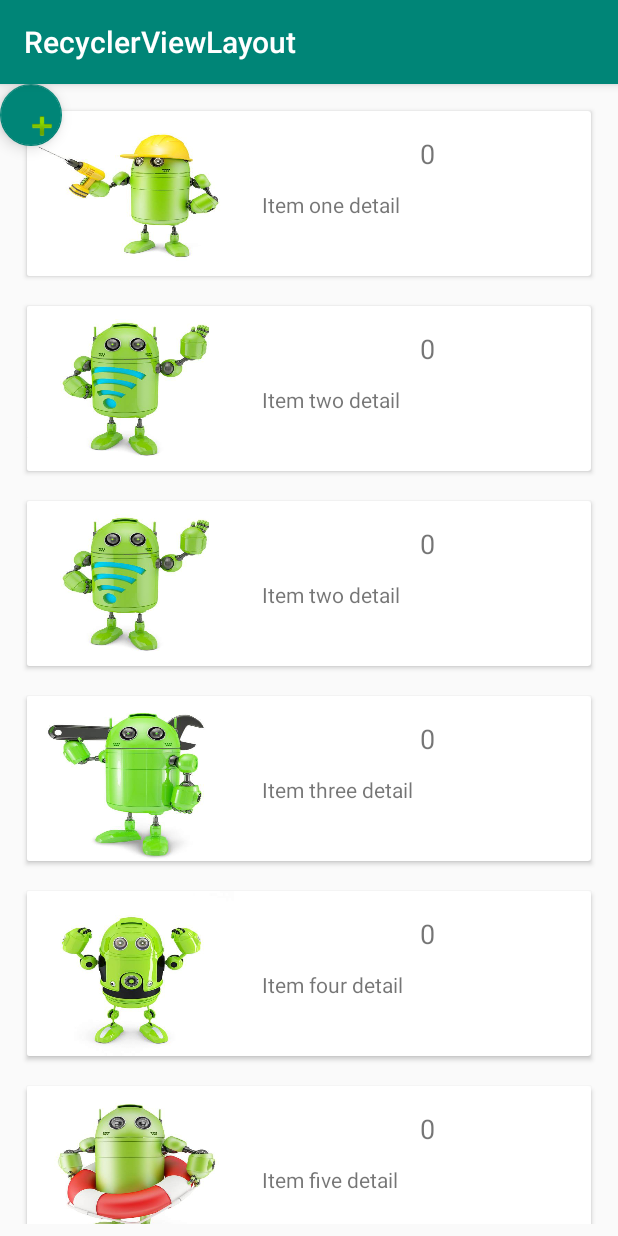
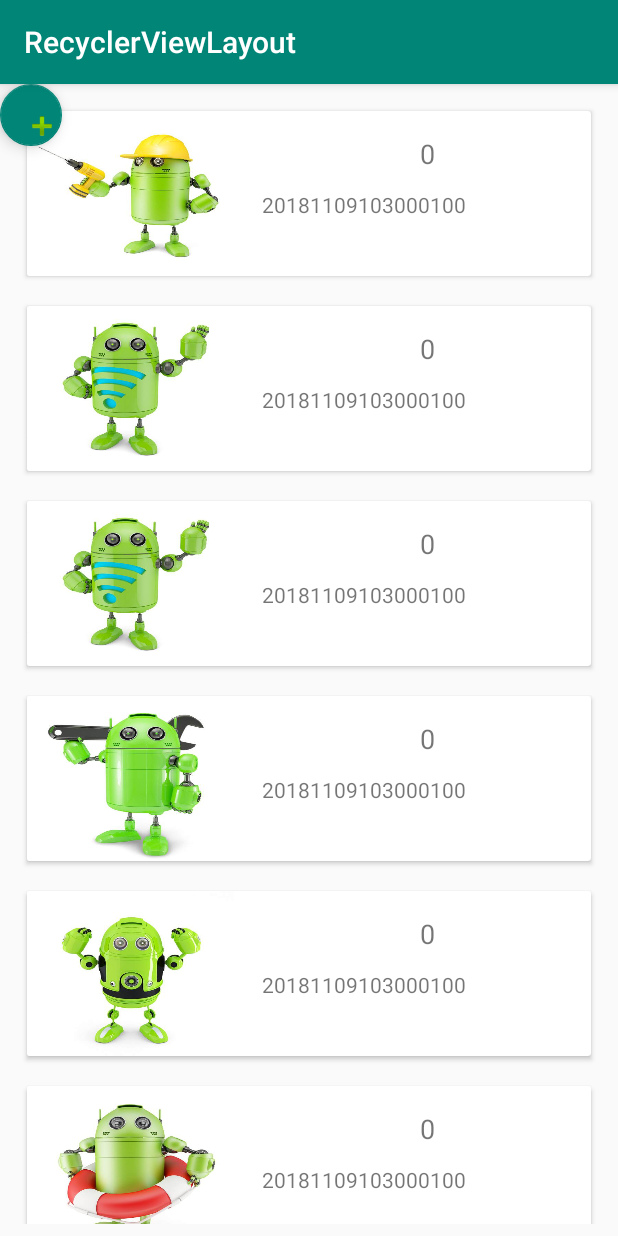
Before and after one commit to yeonyang9421/RecyclerViewLayout, an Android app: the screen it shows after launch (MainActivity), after a tap on an icon or button, on a phone screen of 412 x 824 dp. Run offline under Robolectric (Android 15) with nearby library versions, the phone set to English and light mode, and no system bars.

Commit message:
SUCCESSED recylcerViewLayout- before db

```diff
--- a/app/src/main/java/com/example/edu/recyclerviewlayout/MainActivity.java
+++ b/app/src/main/java/com/example/edu/recyclerviewlayout/MainActivity.java
@@ -1,5 +1,7 @@
 package com.example.edu.recyclerviewlayout;
 
+import android.database.sqlite.SQLiteDatabase;
+import android.database.sqlite.SQLiteOpenHelper;
 import android.support.design.widget.FloatingActionButton;
 import android.support.v7.app.AppCompatActivity;
 import android.os.Bundle;
@@ -15,17 +17,25 @@ public class MainActivity extends AppCompatActivity {
     RecyclerView.LayoutManager layoutManager;
     RecyclerAdapter adapter;
     FloatingActionButton floatingActionButton;
+    SQLiteDatabase mdb;
+    SQLiteOrder dbHelper;
+    int count=0;
 
     @Override
     protected void onCreate(Bundle savedInstanceState) {
         super.onCreate(savedInstanceState);
         setContentView(R.layout.activity_main);
 
+        dbHelper = new SQLiteOrder(this);
+        mdb=dbHelper.getWritableDatabase();
+        adapter = new RecyclerAdapter(mdb);
+
         ArrayList<HashMap<String, Object>> arrayList=new ArrayList<HashMap<String, Object>>();
         HashMap<String,Object> hashMap=null;
         hashMap=new HashMap<String, Object>();
         hashMap.put("title","Chapter One");
         hashMap.put("detail","Item one detail");
+
         hashMap.put("image",R.drawable.android_image_1);
         arrayList.add(hashMap);
 
@@ -80,11 +90,18 @@ public class MainActivity extends AppCompatActivity {
 
         floatingActionButton=(FloatingActionButton)findViewById(R.id.floatingActionButton);
         floatingActionButton.setOnClickListener(new View.OnClickListener() {
+
+
             @Override
             public void onClick(View v) {
+                int[] image={R.drawable.android_image_1,R.drawable.android_image_2,R.drawable.android_image_3,R.drawable.android_image_4,
+                        R.drawable.android_image_5,R.drawable.android_image_6,R.drawable.android_image_7,R.drawable.android_image_8};
+
                 HashMap<String, Object> hashMap1=new HashMap<String, Object>();
                 hashMap1.put("title", "Chpter N+1");
-                hashMap1.put("image", R.drawable.android_image_1);
+
+                hashMap1.put("image", image[count]);
+                count+=1;
                 adapter.addItem(1, hashMap1);;
             }
         });
@@ -92,7 +109,7 @@ public class MainActivity extends AppCompatActivity {
         recyclerView=(RecyclerView)findViewById(R.id.recycle_view);
         layoutManager=new LinearLayoutManager(this);
         recyclerView.setLayoutManager(layoutManager);
-        adapter=new RecyclerAdapter(arrayList);
+        //adapter=new RecyclerAdapter(arrayList);
         recyclerView.setAdapter(adapter);
 
     }
--- a/app/src/main/java/com/example/edu/recyclerviewlayout/RecyclerAdapter.java
+++ b/app/src/main/java/com/example/edu/recyclerviewlayout/RecyclerAdapter.java
@@ -1,5 +1,7 @@
 package com.example.edu.recyclerviewlayout;
 
+import android.database.Cursor;
+import android.database.sqlite.SQLiteDatabase;
 import android.support.annotation.NonNull;
 import android.support.design.widget.FloatingActionButton;
 import android.support.v7.widget.RecyclerView;
@@ -13,17 +15,47 @@ import android.widget.Toast;
 
 import org.w3c.dom.Text;
 
+import java.text.SimpleDateFormat;
 import java.util.ArrayList;
+import java.util.Currency;
+import java.util.Date;
 import java.util.HashMap;
 
 public class RecyclerAdapter extends RecyclerView.Adapter<RecyclerAdapter.MyViewHolder> {
 
     ArrayList<HashMap<String, Object>> arrayList = null;
+    private SQLiteDatabase mdb;
+    int i =0;
+
+//    public RecyclerAdapter(ArrayList<HashMap<String, Object>> arrayList) {
+//        this.arrayList = new ArrayList<HashMap<String, Object>>();
+//        this.arrayList = arrayList;
+//    }
+
+    public RecyclerAdapter(SQLiteDatabase db) {
+        this.mdb=db;
+        String query=new StringBuilder().append("select * from myorder").toString();
+        Cursor cursor=mdb.rawQuery(query, null);
+        ArrayList<HashMap<String, Object>> arrayListTemp = new ArrayList<>();
+        HashMap<String, Object> hashMap=null;
+        while (cursor.moveToNext()){
+
+            int[] image={R.drawable.android_image_1,R.drawable.android_image_2,R.drawable.android_image_3,R.drawable.android_image_4,
+                    R.drawable.android_image_5,R.drawable.android_image_6,R.drawable.android_image_7,R.drawable.android_image_8};
+
+           // for(int i=0; i<8; i++) {
+                String J= String.valueOf(i);
+                hashMap=new HashMap<String, Object>();
+                hashMap.put("title", cursor.getString(0));
+                hashMap.put("detail", cursor.getString(1));
+                hashMap.put("image", image[i]);
+                arrayListTemp.add(hashMap);
+                i++;
+           // }
 
 
-    public RecyclerAdapter(ArrayList<HashMap<String, Object>> arrayList) {
-        this.arrayList = new ArrayList<HashMap<String, Object>>();
-        this.arrayList = arrayList;
+        }
+        this.arrayList=arrayListTemp;
     }
 
     public  void addItem(int position, HashMap<String,Object> hashMap){
@@ -39,7 +71,6 @@ public class RecyclerAdapter extends RecyclerView.Adapter<RecyclerAdapter.MyView
         MyViewHolder viewHolder = new MyViewHolder(view);
 
         return viewHolder;
-
     }
 
     @Override
@@ -62,7 +93,6 @@ public class RecyclerAdapter extends RecyclerView.Adapter<RecyclerAdapter.MyView
                 //Toast.makeText(this, v.getText, Toast.LENGTH_SHORT).show();
                 Integer count = Integer.parseInt(((TextView)holder.item_title).getText().toString()) + 1;
                 ((TextView) holder.item_title).setText(count.toString());
-
             }
         });
     }
--- /dev/null
+++ b/app/src/main/java/com/example/edu/recyclerviewlayout/SQLiteOrder.java
@@ -0,0 +1,37 @@
+package com.example.edu.recyclerviewlayout;
+
+import android.content.Context;
+import android.database.sqlite.SQLiteDatabase;
+import android.database.sqlite.SQLiteOpenHelper;
+
+import java.text.SimpleDateFormat;
+import java.util.Date;
+
+public class SQLiteOrder extends SQLiteOpenHelper {
+    private static final String DATABASE_NAME="ORDERED.db";
+    private static  final  int DATABASE_VESION=1;
+
+    public SQLiteOrder(Context context) {
+        super(context, DATABASE_NAME, null, DATABASE_VESION);
+    }
+
+    @Override
+    public void onCreate(SQLiteDatabase db) {
+        db.execSQL("CREATE TABLE myorder (count text, date text);");
+        SimpleDateFormat format = new SimpleDateFormat("yyyyMMddHHmmssSSS");
+        for(int i=0; i<8; i++) {
+            String ordered_date = format.format(new Date());
+            String j = String.valueOf(i);
+            String q = "INSERT INTO myorder VALUES ('" + j + "','" + ordered_date + "')";
+            db.execSQL(q);
+        }
+
+    }
+
+    @Override
+    public void onUpgrade(SQLiteDatabase db, int oldVersion, int newVersion) {
+        db.execSQL("DROP TABLE IF EXISTS myorder");
+        onCreate(db);
+
+    }
+}
```
